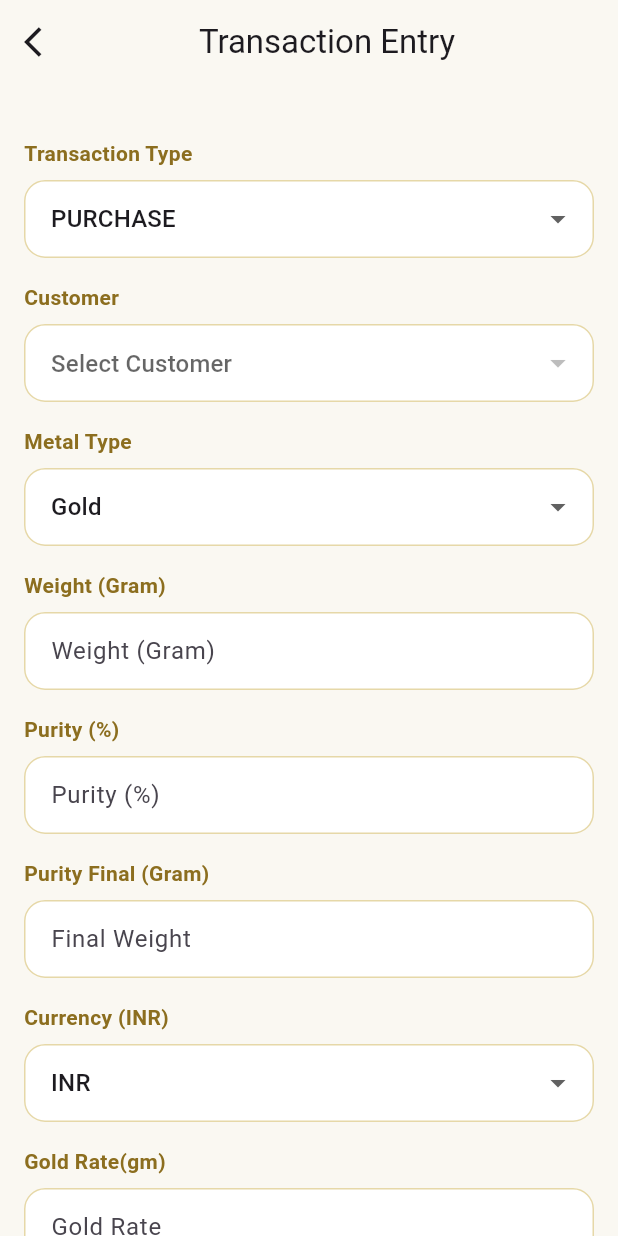
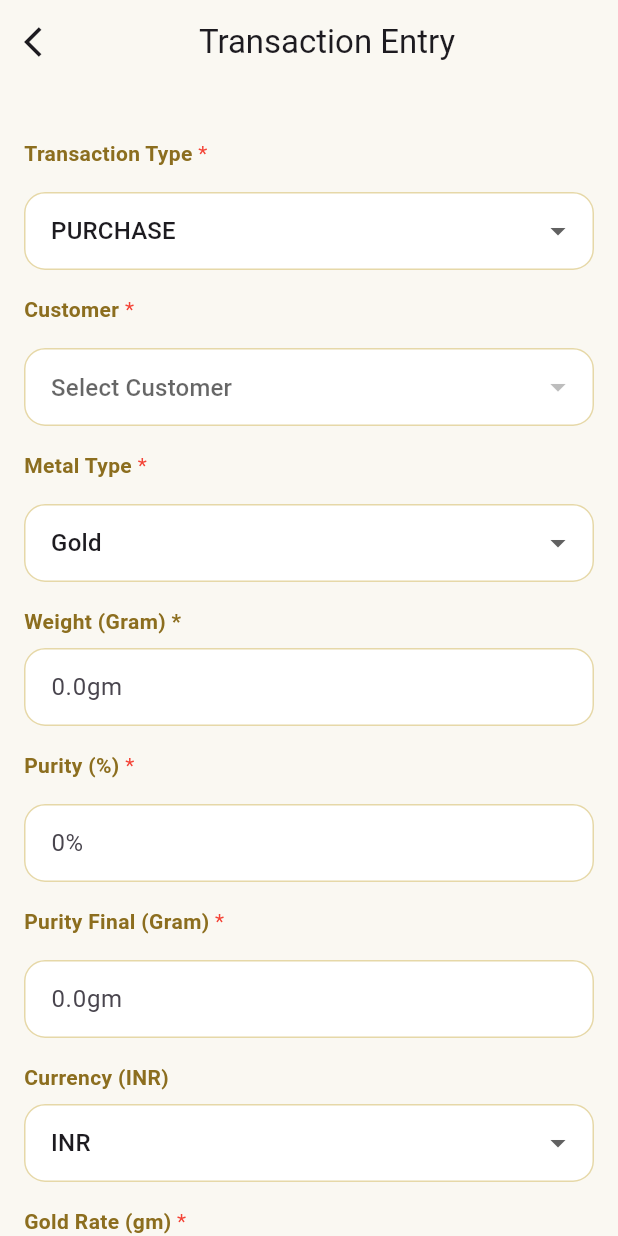
Before and after one commit to vikassharma-jigro/jewellery_app, a Flutter app: the AddStockScreen screen opened directly, on a phone screen of 412 x 824 dp. Run offline on Flutter 3.47's test engine with Material 3 defaults, Android fonts, the phone set to English and light mode, and no system bars; our stand-ins replace dio, equatable, fl_chart, flutter_bloc, flutter_secure_storage, google_fonts and 4 more; accounts and stored records are empty; network calls fail.

Commit message:
Updated ui

```diff
--- a/lib/screens/add_stock_screen.dart
+++ b/lib/screens/add_stock_screen.dart
@@ -1,4 +1,5 @@
 import 'package:flutter/material.dart';
+import 'package:flutter/services.dart';
 import 'package:flutter_bloc/flutter_bloc.dart';
 import 'package:jewellary_stock/theme/app_theme.dart';
 import '../blocs/transaction/transaction_cubit.dart';
@@ -137,6 +138,7 @@ class _AddStockScreenState extends State<AddStockScreen> {
     bool readOnly = false,
     Widget? suffixIcon,
     VoidCallback? onTap,
+    List<TextInputFormatter>? inputformatters,
   }) {
     return TextFormField(
       controller: controller,
@@ -144,6 +146,7 @@ class _AddStockScreenState extends State<AddStockScreen> {
       maxLines: maxLines,
       readOnly: readOnly,
       onTap: onTap,
+      inputFormatters: inputformatters,
       decoration: InputDecoration(
         hintText: hint,
         filled: true,
@@ -178,6 +181,66 @@ class _AddStockScreenState extends State<AddStockScreen> {
       ),
     );
   }
+
+  // --------------------REMARKS WIDGET ------------------
+
+  Widget buildTextFieldRemarks({
+    required TextEditingController controller,
+    required String hint,
+    TextInputType keyboardType =
+        TextInputType.text,
+    int maxLines = 1,
+    int? maxlength,
+    bool readOnly = false,
+    Widget? suffixIcon,
+    VoidCallback? onTap,
+    List<TextInputFormatter>? inputformatters,
+  }) {
+    return TextFormField(
+      controller: controller,
+      keyboardType: keyboardType,
+      maxLines: maxLines,
+      maxLength: maxlength ?? 100,
+      readOnly: readOnly,
+      onTap: onTap,
+      inputFormatters: inputformatters,
+      decoration: InputDecoration(
+        hintText: hint,
+        filled: true,
+        fillColor: Colors.white,
+        contentPadding: const EdgeInsets.symmetric(
+          horizontal: 14,
+          vertical: 14,
+        ),
+        suffixIcon: suffixIcon,
+
+        border: OutlineInputBorder(
+          borderRadius: BorderRadius.circular(14),
+          borderSide: const BorderSide(
+            color: Color(0xFFE6D8A8),
+          ),
+        ),
+
+        enabledBorder: OutlineInputBorder(
+          borderRadius: BorderRadius.circular(14),
+          borderSide: const BorderSide(
+            color: Color(0xFFE6D8A8),
+          ),
+        ),
+
+        focusedBorder: OutlineInputBorder(
+          borderRadius: BorderRadius.circular(14),
+          borderSide: const BorderSide(
+            color: AppTheme.gold,
+            width: 1.5,
+          ),
+        ),
+      ),
+    );
+  }
+
+
+
 
   // ---------------- COMMON DROPDOWN UI ----------------
 
@@ -231,6 +294,32 @@ class _AddStockScreenState extends State<AddStockScreen> {
     purityFinalController.dispose();
 
     super.dispose();
+  }
+
+
+  //--------------FOR THE HEADING AND ASTERISK--------------
+  Widget buildFieldTitle(String title, String required) {
+    return Padding(
+      padding: const EdgeInsets.only(bottom: 8),
+      child: Text.rich(
+        TextSpan(
+          children: [
+            TextSpan(
+              text: title,
+              style: const TextStyle(
+                color: AppTheme.goldDark,
+                fontSize: 14,
+                fontWeight: FontWeight.w600,
+              ),
+            ),
+            TextSpan(
+              text: required,
+              style: TextStyle(color: Colors.red),
+            ),
+          ],
+        ),
+      ),
+    );
   }
 
   @override
@@ -303,14 +392,8 @@ class _AddStockScreenState extends State<AddStockScreen> {
               children: [
                 const SizedBox(height: 20),
 
-                const Text(
-                  "Transaction Type",
-                  style: TextStyle(
-                    color: AppTheme.goldDark,
-                    fontSize: 14,
-                    fontWeight: FontWeight.w600,
-                  ),
-                ),
+
+                buildFieldTitle("Transaction Type", ' *'),
 
                 const SizedBox(height: 8),
 
@@ -395,14 +478,7 @@ class _AddStockScreenState extends State<AddStockScreen> {
 
                 // ---------------- CUSTOMER ----------------
 
-                const Text(
-                  "Customer",
-                  style: TextStyle(
-                    color: AppTheme.goldDark,
-                    fontSize: 14,
-                    fontWeight: FontWeight.w600,
-                  ),
-                ),
+                buildFieldTitle("Customer", ' *'),
 
                 const SizedBox(height: 8),
 
@@ -468,15 +544,7 @@ class _AddStockScreenState extends State<AddStockScreen> {
                 const SizedBox(height: 16),
 
                 // ---------------- METAL TYPE ----------------
-
-                const Text(
-                  "Metal Type",
-                  style: TextStyle(
-                    color: AppTheme.goldDark,
-                    fontSize: 14,
-                    fontWeight: FontWeight.w600,
-                  ),
-                ),
+                buildFieldTitle("Metal Type", ' *'),
 
                 const SizedBox(height: 8),
 
@@ -530,7 +598,7 @@ class _AddStockScreenState extends State<AddStockScreen> {
                           TransactionType
                               .cashNamae)
                       ? "Weight (Gram) - Optional for settlement"
-                      : "Weight (Gram)",
+                      : "Weight (Gram) *",
                   style: const TextStyle(
                     color: AppTheme.goldDark,
                     fontSize: 14,
@@ -542,7 +610,7 @@ class _AddStockScreenState extends State<AddStockScreen> {
 
                 buildTextField(
                   controller: weightController,
-                  hint: "Weight (Gram)",
+                  hint: "0.0gm",
                   keyboardType:
                   TextInputType.number,
                 ),
@@ -601,22 +669,14 @@ class _AddStockScreenState extends State<AddStockScreen> {
                             .salesReturn) ...[
                   const SizedBox(height: 16),
 
-                  const Text(
-                    "Purity (%)",
-                    style: TextStyle(
-                      color: AppTheme.goldDark,
-                      fontSize: 14,
-                      fontWeight:
-                      FontWeight.w600,
-                    ),
-                  ),
+                  buildFieldTitle("Purity (%)", ' *'),
 
                   const SizedBox(height: 8),
 
                   buildTextField(
                     controller:
                     wastageController,
-                    hint: "Purity (%)",
+                    hint: "0%",
                     keyboardType:
                     TextInputType.number,
                   ),
@@ -644,7 +704,7 @@ class _AddStockScreenState extends State<AddStockScreen> {
                       controller:
                       stoneController,
                       hint:
-                      "Stone Weight (Gram)",
+                      "0.0gm",
                       keyboardType:
                       TextInputType.number,
                     ),
@@ -654,22 +714,14 @@ class _AddStockScreenState extends State<AddStockScreen> {
 
                   const SizedBox(height: 16),
 
-                  const Text(
-                    "Purity Final (Gram)",
-                    style: TextStyle(
-                      color: AppTheme.goldDark,
-                      fontSize: 14,
-                      fontWeight:
-                      FontWeight.w600,
-                    ),
-                  ),
+                  buildFieldTitle("Purity Final (Gram)", ' *'),
 
                   const SizedBox(height: 8),
 
                   buildTextField(
                     controller:
                     purityFinalController,
-                    hint: "Final Weight",
+                    hint: "0.0gm",
                     readOnly: true,
                   ),
 
@@ -691,7 +743,7 @@ class _AddStockScreenState extends State<AddStockScreen> {
 
                   DropdownButtonFormField<CurrencyType>(
                     initialValue:
-                    CurrencyType.inr,
+                    currencyType,
                     isExpanded: true,
                     dropdownColor: Colors.white,
 
@@ -728,22 +780,14 @@ class _AddStockScreenState extends State<AddStockScreen> {
 
                   const SizedBox(height: 16),
 
-                  const Text(
-                    "Gold Rate(gm)",
-                    style: TextStyle(
-                      color: AppTheme.goldDark,
-                      fontSize: 14,
-                      fontWeight:
-                      FontWeight.w600,
-                    ),
-                  ),
+                  buildFieldTitle("Gold Rate (gm)", ' *'),
 
                   const SizedBox(height: 8),
 
                   buildTextField(
                     controller:
                     goldRateController,
-                    hint: "Gold Rate",
+                    hint: "0.0gm",
                     keyboardType:
                     TextInputType.number,
                   ),
@@ -985,9 +1029,12 @@ class _AddStockScreenState extends State<AddStockScreen> {
 
                 const SizedBox(height: 8),
 
-                buildTextField(
+                buildTextFieldRemarks(
                   controller: remarkController,
                   hint: "Remarks",
+                  inputformatters: [
+                    LengthLimitingTextInputFormatter(100)
+                  ],
                   maxLines: 3,
                 ),
 
@@ -1020,137 +1067,143 @@ class _AddStockScreenState extends State<AddStockScreen> {
                       ),
 
                       onPressed: () {
-                        if (selectedCustomerId ==
-                            null ||
-                            selectedCustomerId!
-                                .trim()
-                                .isEmpty ||
-                            selectedCustomerId ==
-                                "GLOBAL") {
-                          ScaffoldMessenger.of(
-                            context,
-                          ).showSnackBar(
+                        // ---------------- REQUIRED FIELD VALIDATION ----------------
+
+                        if (selectedCustomerId == null ||
+                            selectedCustomerId!.trim().isEmpty ||
+                            selectedCustomerId == "GLOBAL") {
+                          ScaffoldMessenger.of(context).showSnackBar(
                             const SnackBar(
                               content: Text(
-                                'Customer selection is required. Cannot save entry without selecting a customer.',
+                                'Customer selection is required.',
                               ),
-                              backgroundColor:
-                              Colors.red,
+                              backgroundColor: Colors.red,
                             ),
                           );
-
                           return;
                         }
 
-                        final cId =
-                        selectedCustomerId!;
+                        // Weight is required except for CASH JAMA / CASH NAMAE
+                        final isCashSettlement =
+                            stockType == TransactionType.cashJama ||
+                                stockType == TransactionType.cashNamae;
+
+                        if (!isCashSettlement &&
+                            weightController.text.trim().isEmpty) {
+                          ScaffoldMessenger.of(context).showSnackBar(
+                            const SnackBar(
+                              content: Text(
+                                'Weight (Gram) is required.',
+                              ),
+                              backgroundColor: Colors.red,
+                            ),
+                          );
+                          return;
+                        }
+
+                        // Purity and Gold Rate are required for
+                        // Purchase / Sale / Purchase Return / Sale Return
+                        final requiresPurchaseSaleFields =
+                            stockType == TransactionType.purchase ||
+                                stockType == TransactionType.sales ||
+                                stockType == TransactionType.purchaseReturn ||
+                                stockType == TransactionType.salesReturn;
+
+                        if (requiresPurchaseSaleFields &&
+                            wastageController.text.trim().isEmpty) {
+                          ScaffoldMessenger.of(context).showSnackBar(
+                            const SnackBar(
+                              content: Text(
+                                'Purity (%) is required.',
+                              ),
+                              backgroundColor: Colors.red,
+                            ),
+                          );
+                          return;
+                        }
+
+                        if (requiresPurchaseSaleFields &&
+                            goldRateController.text.trim().isEmpty) {
+                          ScaffoldMessenger.of(context).showSnackBar(
+                            const SnackBar(
+                              content: Text(
+                                'Gold Rate is required.',
+                              ),
+                              backgroundColor: Colors.red,
+                            ),
+                          );
+                          return;
+                        }
+
+                        // ---------------- EXISTING SAVE LOGIC ----------------
+
+                        final cId = selectedCustomerId!;
 
                         final weightStr =
-                        weightController.text
-                            .trim();
+                        weightController.text.trim();
 
                         final amountStr =
-                        amountController.text
-                            .trim();
+                        amountController.text.trim();
 
                         final remarkStr =
-                        remarkController.text
-                            .trim();
+                        remarkController.text.trim();
 
                         final wastageStr =
-                        wastageController.text
-                            .trim();
+                        wastageController.text.trim();
 
                         final stoneStr =
-                        stoneController.text
-                            .trim();
+                        stoneController.text.trim();
 
                         final goldRateStr =
-                        goldRateController.text
-                            .trim();
+                        goldRateController.text.trim();
 
                         final makingChargesStr =
-                        makingChargesController
-                            .text
-                            .trim();
+                        makingChargesController.text.trim();
 
                         final linkedTransactionIdStr =
-                        linkedTransactionIdController
-                            .text
-                            .trim();
+                        linkedTransactionIdController.text.trim();
 
                         final isMetalSettlement =
-                            stockType ==
-                                TransactionType
-                                    .metalJama ||
-                                stockType ==
-                                    TransactionType
-                                        .metalNamae ||
-                                stockType ==
-                                    TransactionType
-                                        .cashJama ||
-                                stockType ==
-                                    TransactionType
-                                        .cashNamae;
+                            stockType == TransactionType.metalJama ||
+                                stockType == TransactionType.metalNamae ||
+                                stockType == TransactionType.cashJama ||
+                                stockType == TransactionType.cashNamae;
 
                         double? weightVal =
                         weightStr.isNotEmpty
-                            ? double.tryParse(
-                          weightStr,
-                        )
+                            ? double.tryParse(weightStr)
                             : null;
 
                         double? amountVal =
                         (isMetalSettlement &&
-                            amountStr
-                                .isNotEmpty)
-                            ? double.tryParse(
-                          amountStr,
-                        )
+                            amountStr.isNotEmpty)
+                            ? double.tryParse(amountStr)
                             : null;
 
                         double? wastageVal =
                         wastageStr.isNotEmpty
-                            ? double.tryParse(
-                          wastageStr,
-                        )
+                            ? double.tryParse(wastageStr)
                             : null;
 
                         double? stoneVal =
-                        (stockItemType ==
-                            MetalType
-                                .jewellery &&
-                            stoneStr
-                                .isNotEmpty)
-                            ? double.tryParse(
-                          stoneStr,
-                        )
+                        (stockItemType == MetalType.jewellery &&
+                            stoneStr.isNotEmpty)
+                            ? double.tryParse(stoneStr)
                             : null;
 
                         double? goldRateVal =
                         goldRateStr.isNotEmpty
-                            ? double.tryParse(
-                          goldRateStr,
-                        )
+                            ? double.tryParse(goldRateStr)
                             : null;
 
-                        double?
-                        makingChargesVal =
-                        (stockItemType ==
-                            MetalType
-                                .jewellery &&
-                            makingChargesStr
-                                .isNotEmpty)
-                            ? double.tryParse(
-                          makingChargesStr,
-                        )
+                        double? makingChargesVal =
+                        (stockItemType == MetalType.jewellery &&
+                            makingChargesStr.isNotEmpty)
+                            ? double.tryParse(makingChargesStr)
                             : null;
 
-                        MakingChargeType?
-                        makingChargeTypeVal =
-                        (stockItemType ==
-                            MetalType
-                                .jewellery)
+                        MakingChargeType? makingChargeTypeVal =
+                        (stockItemType == MetalType.jewellery)
                             ? selectedMakingChargeType
                             : null;
 
@@ -1158,19 +1211,14 @@ class _AddStockScreenState extends State<AddStockScreen> {
                             wastageVal != null ||
                                 stoneVal != null ||
                                 goldRateVal != null ||
-                                makingChargesVal !=
-                                    null ||
-                                makingChargeTypeVal !=
-                                    null;
+                                makingChargesVal != null ||
+                                makingChargeTypeVal != null;
 
-                        context
-                            .read<
-                            TransactionCubit>()
-                            .createTransaction(
+                        context.read<TransactionCubit>().createTransaction(
+
                           customerId: cId,
                           type: stockType,
-                          metalType:
-                          stockItemType,
+                          metalType: stockItemType,
                           weight: weightVal,
                           grossWeight:
                           isMetalSettlement
@@ -1191,8 +1239,7 @@ class _AddStockScreenState extends State<AddStockScreen> {
                           isMetalSettlement
                               ? null
                               : stoneVal,
-                          goldRate:
-                          goldRateVal,
+                          goldRate: goldRateVal,
                           makingChargeType:
                           isMetalSettlement
                               ? null
@@ -1202,10 +1249,12 @@ class _AddStockScreenState extends State<AddStockScreen> {
                               ? null
                               : makingChargesVal,
                           linkedTransactionId:
-                          linkedTransactionIdStr
-                              .isEmpty
+                          linkedTransactionIdStr.isEmpty
                               ? null
                               : linkedTransactionIdStr,
+
+                          currency: currencyType,
+
                         );
                       },
 
--- a/lib/screens/all_transactions_screen.dart
+++ b/lib/screens/all_transactions_screen.dart
@@ -25,7 +25,7 @@ class _AllTransactionsScreenState extends State<AllTransactionsScreen> {
   ) {
     final Map<String, List<TransactionModel>> grouped = {};
     for (var tx in transactions) {
-      final dateStr = DateFormat('dd MMM yyyy').format(tx.createdAt);
+      final dateStr = DateFormat('dd MMM yyyy').format(tx.createdAt.toLocal());
       if (!grouped.containsKey(dateStr)) {
         grouped[dateStr] = [];
       }
--- a/lib/screens/customer_details_screen.dart
+++ b/lib/screens/customer_details_screen.dart
@@ -249,7 +249,7 @@ class _CustomerDetailsScreenState extends State<CustomerDetailsScreen> {
 
                       final dateStr = DateFormat(
                         'dd MMM yyyy, HH:mm',
-                      ).format(tx.createdAt);
+                      ).format(tx.createdAt.toLocal());
 
                       return InkWell(
                         onTap: () {
```
Also changed, not shown: lib/screens/customers_screen.dart (+28 -9 lines), lib/screens/transaction_detail_screen.dart (+75 -8 lines), lib/widgets/pricing_summary_card.dart (+28 -6 lines).
